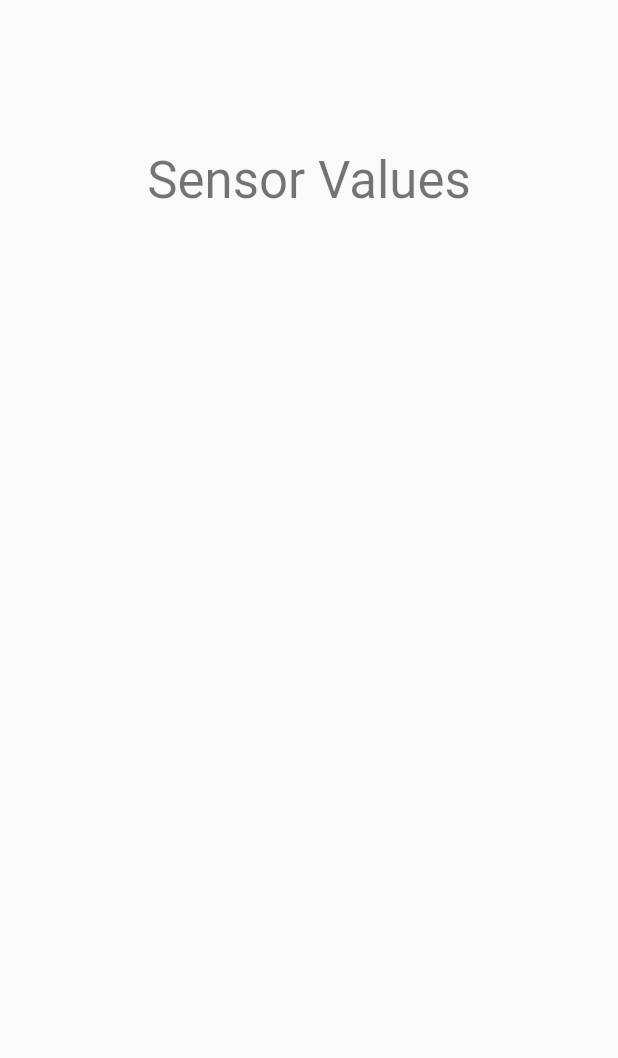
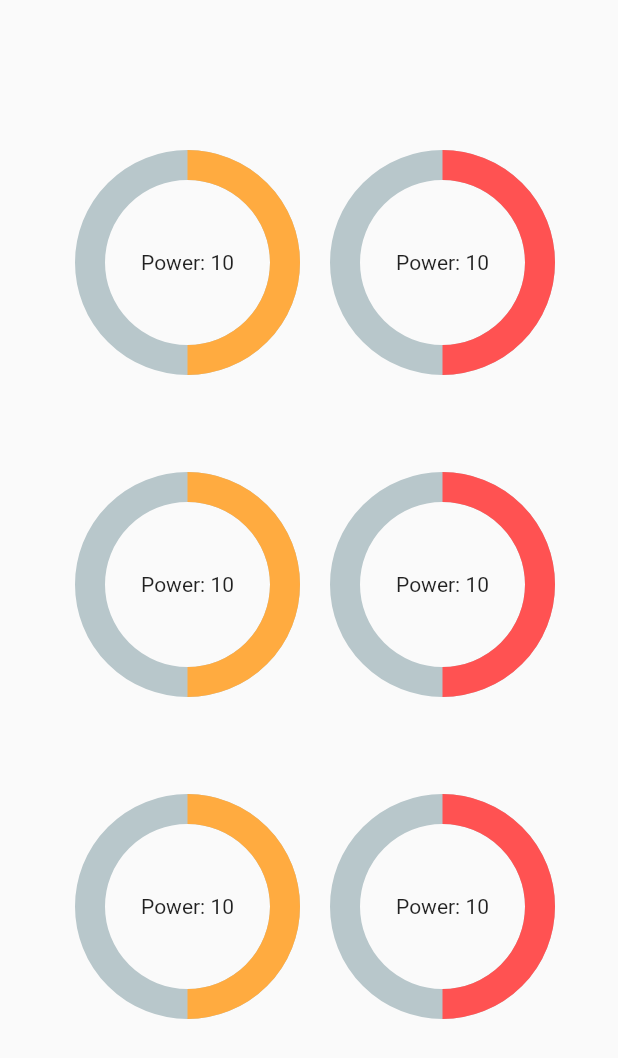
Before and after one commit to TarunChichili/gestr_app, a Flutter app: the PageTwo widget shown alone on an empty page, opened directly, on a phone screen of 412 x 824 dp. Shown: the top 1058 px of the screen. Run offline on Flutter 3.47's test engine with Material 2 defaults, Android fonts, the phone set to English and light mode, and no system bars; drawn by our look-alikes of percent_indicator; missing offline and left inert: mqtt_client.

Commit message:
add guage to second page

```diff
--- a/lib/main.dart
+++ b/lib/main.dart
@@ -1,6 +1,10 @@
 import 'package:flutter/material.dart';
+import 'package:mqtt_client/mqtt_client.dart';
+import 'package:percent_indicator/percent_indicator.dart';
 
 void main() => runApp(MyApp());
+
+final MqttClient client = MqttClient('test.mosquitto.org', '');
 
 class MyApp extends StatelessWidget {
   @override
@@ -80,6 +84,33 @@ class _MyHomePageState extends State<MyHomePage> {
           ),
         ],
       ),
+      drawer: Drawer(
+        // Add a ListView to the drawer. This ensures the user can scroll
+        // through the options in the Drawer if there isn't enough vertical
+        // space to fit everything.
+        child: ListView(
+          // Important: Remove any padding from the ListView.
+          padding: EdgeInsets.zero,
+          children: <Widget>[
+            DrawerHeader(
+              child: Text('Device Management',
+                  style: TextStyle(fontWeight: FontWeight.bold, fontSize: 40)),
+              decoration: BoxDecoration(
+                color: Colors.lightGreen,
+              ),
+            ),
+            ListTile(
+              title: Text('Glove 1',
+                  style: TextStyle(fontWeight: FontWeight.bold, fontSize: 20)),
+              onTap: () {
+                //_prefix = "http://192.168.1.182:8080/";
+                // Then close the drawer
+                Navigator.pop(context);
+              },
+            ),
+          ],
+        ),
+      ),
     );
   }
 }
@@ -113,6 +144,7 @@ class PageOneState extends State<PageOne> {
                               .textTheme
                               .display1,
                         ),
+
                         Text(
                           'Will state current gesture here',
                           textAlign: TextAlign.center,
@@ -138,7 +170,7 @@ class PageTwo extends StatefulWidget {
 class PageTwoState extends State<PageTwo> {
   @override
   Widget build(BuildContext context) {
-    return Scaffold(
+    /*return Scaffold(
         body: Container(
             margin: const EdgeInsets.only(top: 100.0),
             child: Row(
@@ -154,9 +186,143 @@ class PageTwoState extends State<PageTwo> {
               ]
             )
         )
+    );*/
+    return new Container(
+        padding: new EdgeInsets.only(
+            left: 50.0, right: 20.0, top: 100.0, bottom: 80.0),
+        child: new Column(
+            children: <Widget>[
+              new Expanded(
+                flex: 1,
+                child: new Column(
+                    mainAxisSize: MainAxisSize.min,
+                    children: <Widget>[
+                      gaugetop()
+                    ]
+                ),
+              ),
+              new Expanded(
+                flex: 1,
+                child: new Column(
+                    mainAxisSize: MainAxisSize.min,
+                    children: <Widget>[
+                      gaugemiddle()
+                    ]
+                ),
+              ),
+              new Expanded(
+                flex: 1,
+                child: new Column(
+                    mainAxisSize: MainAxisSize.min,
+                    children: <Widget>[
+                      gaugebottom()
+                    ]
+                ),
+              ),
+            ]
+        )
     );
   }
+
+  Widget gaugetop() {
+    return new Row(
+        mainAxisSize: MainAxisSize.min,
+        children: <Widget>[
+          new CircularPercentIndicator(
+            radius: 150.0,
+            lineWidth: 20.0,
+            percent: (0 + 0.5),
+            animation: true,
+            animateFromLastPercent: true,
+            animationDuration: 300,
+            center: new Text('Power: ${(1) * 10 }'),
+            progressColor: Colors.orangeAccent,
+          ),
+          new Padding(
+            padding: EdgeInsets.symmetric(horizontal: 10.0),
+          ),
+          new CircularPercentIndicator(
+            radius: 150.0,
+            lineWidth: 20.0,
+            percent: (0 + 0.5),
+            animation: true,
+            animateFromLastPercent: true,
+            animationDuration: 300,
+            center: new Text('Power: ${(1) * 10 }'),
+            progressColor: Colors.redAccent,
+          ),
+        ]
+    );
+  }
+
+  Widget gaugemiddle() {
+    return new Row(
+        mainAxisSize: MainAxisSize.min,
+        children: <Widget>[
+          new CircularPercentIndicator(
+            radius: 150.0,
+            lineWidth: 20.0,
+            percent: (0 + 0.5),
+            animation: true,
+            animateFromLastPercent: true,
+            animationDuration: 300,
+            center: new Text('Power: ${(1) * 10 }'),
+            progressColor: Colors.orangeAccent,
+          ),
+          new Padding(
+            padding: EdgeInsets.symmetric(horizontal: 10.0),
+          ),
+          new CircularPercentIndicator(
+            radius: 150.0,
+            lineWidth: 20.0,
+            percent: (0 + 0.5),
+            animation: true,
+            animateFromLastPercent: true,
+            animationDuration: 300,
+            center: new Text('Power: ${(1) * 10 }'),
+            progressColor: Colors.redAccent,
+          ),
+        ]
+    );
+  }
+
+  Widget gaugebottom() {
+    return new Row(
+        mainAxisSize: MainAxisSize.min,
+        children: <Widget>[
+          new CircularPercentIndicator(
+            radius: 150.0,
+            lineWidth: 20.0,
+            percent: (0 + 0.5),
+            animation: true,
+            animateFromLastPercent: true,
+            animationDuration: 300,
+            center: new Text('Power: ${(1) * 10 }'),
+            progressColor: Colors.orangeAccent,
+          ),
+          new Padding(
+            padding: EdgeInsets.symmetric(horizontal: 10.0),
+          ),
+          new CircularPercentIndicator(
+            radius: 150.0,
+            lineWidth: 20.0,
+            percent: (0 + 0.5),
+            animation: true,
+            animateFromLastPercent: true,
+            animationDuration: 300,
+            center: new Text('Power: ${(1) * 10 }'),
+            progressColor: Colors.redAccent,
+          ),
+        ]
+    );
+  }
+
 }
+
+
+
+
+
 
 class Data {
   final int id;
--- a/pubspec.yaml
+++ b/pubspec.yaml
@@ -20,6 +20,7 @@ dependencies:
   flutter:
     sdk: flutter
   mqtt_client: ^5.5.2
+  percent_indicator: ^1.0.14
 
   # The following adds the Cupertino Icons font to your application.
   # Use with the CupertinoIcons class for iOS style icons.
```
Also changed, not shown: mqtt_test/mqtt_client.dart (added, +175 -0 lines), pubspec.lock.
